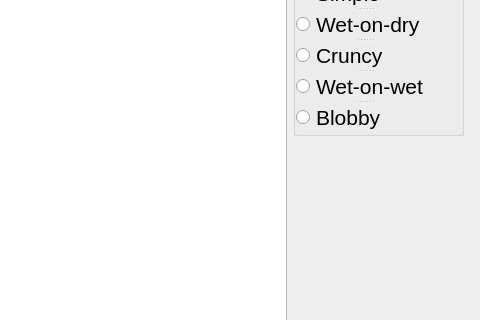
reijo1337/Watercolor, file TryWaterColor/mainwindow.ui: the form before one commit; both pictures show x 747 to 1227 and y 245 to 565 of the 1227 by 788 pixel window.
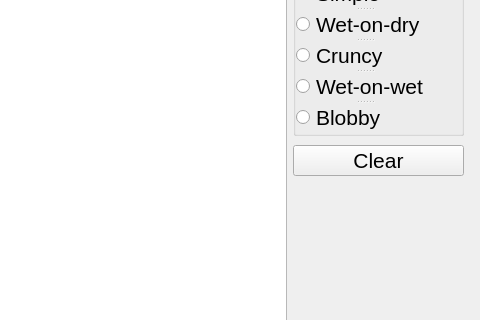
The form after the commit.

Diff of the .ui file:
```diff
--- a/TryWaterColor/mainwindow.ui
+++ b/TryWaterColor/mainwindow.ui
@@ -185,6 +185,24 @@
      </widget>
     </widget>
    </widget>
+   <widget class="QPushButton" name="pushButton_4">
+    <property name="geometry">
+     <rect>
+      <x>1040</x>
+      <y>390</y>
+      <width>171</width>
+      <height>31</height>
+     </rect>
+    </property>
+    <property name="font">
+     <font>
+      <pointsize>16</pointsize>
+     </font>
+    </property>
+    <property name="text">
+     <string>Clear</string>
+    </property>
+   </widget>
   </widget>
  </widget>
  <layoutdefault spacing="6" margin="11"/>
```
